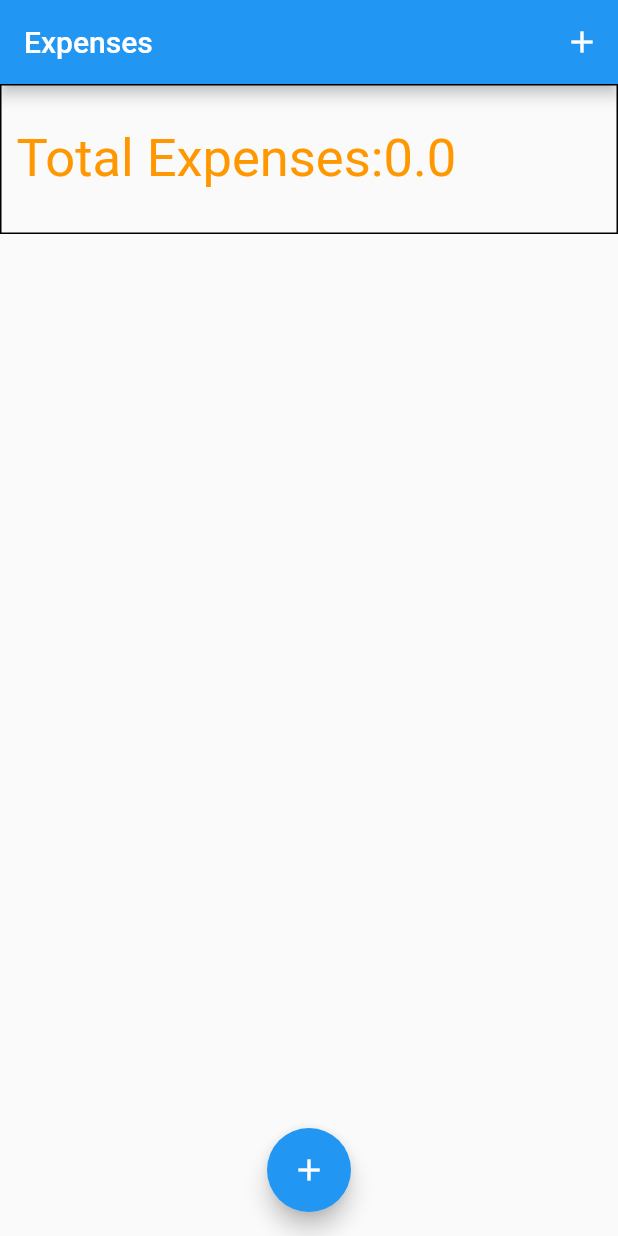
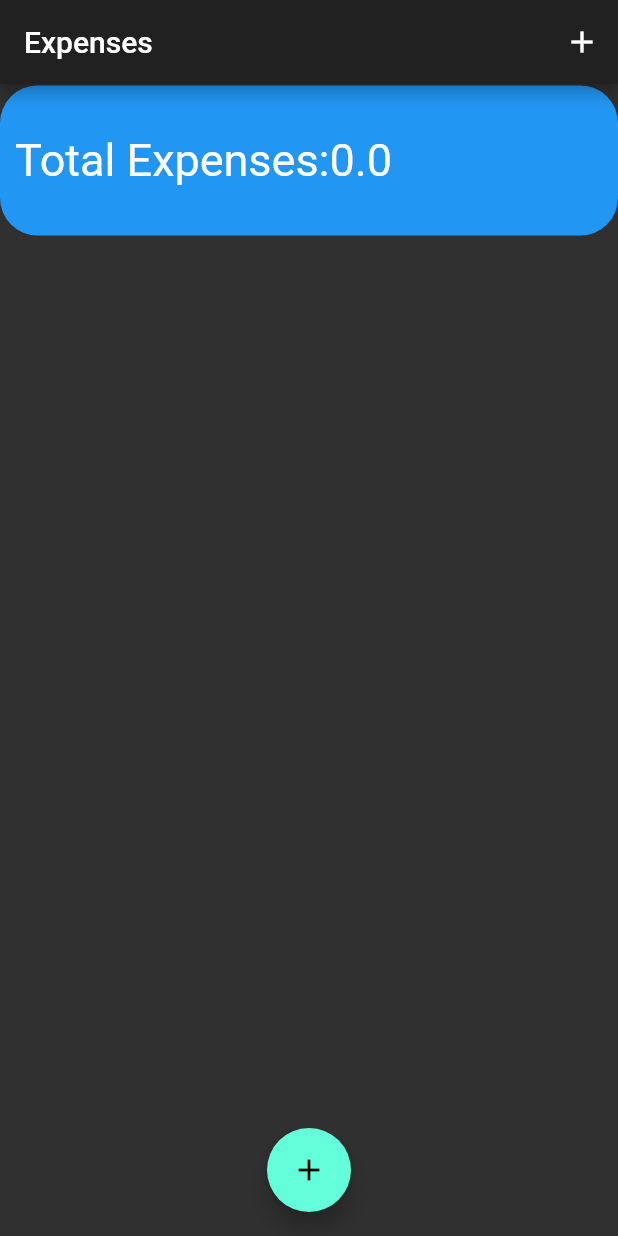
Before and after one commit to dhruvrawat777/Personal_expenses_app, a Flutter app: the screen it shows after launch, on a phone screen of 412 x 824 dp. Run offline on Flutter 3.47's test engine with Material 2 defaults, Android fonts, the phone set to English and light mode, and no system bars.

Commit message:
added dark mode and styles

```diff
--- a/lib/main.dart
+++ b/lib/main.dart
@@ -14,6 +14,7 @@ class MyApp extends StatelessWidget {
         return TransactionList();
       },
       child: MaterialApp(
+        theme: ThemeData.dark(),
         debugShowCheckedModeBanner: false,
         home: MyHomePage(),
       ),
@@ -36,8 +37,6 @@ class _MyHomePageState extends State<MyHomePage> {
           return TransactionModal();
         });
   }
-
-  Widget fab() {}
 
   @override
   Widget build(BuildContext context) {
--- a/lib/ui/Transactions.dart
+++ b/lib/ui/Transactions.dart
@@ -24,23 +24,34 @@ class Transactions extends StatelessWidget {
     return Column(
       children: [
         Container(
+          width: double.infinity,
           decoration: BoxDecoration(
-            border: Border.all(color: Colors.black),
+            color: Colors.blue,
+            borderRadius: BorderRadius.circular(25),
+            /* BorderRadius.only(
+              bottomLeft: Radius.circular(25),
+              bottomRight: Radius.circular(25), */
           ),
-          width: double.infinity,
           alignment: Alignment.centerLeft,
-          padding: EdgeInsets.only(left: 10),
+          margin: EdgeInsets.only(top: 1),
+          padding: EdgeInsets.fromLTRB(10, 0, 0, 0),
           height: 100,
           child: Text(
             'Total Expenses:' + getexpense(context).toString(),
             style: TextStyle(
-              color: Colors.orange,
-              fontSize: 35,
+              color: Colors.white,
+              fontSize: 30,
             ),
           ),
         ),
         Expanded(
           //height: MediaQuery.of(context).size.height - 50,
+          child: Container(
+            decoration: BoxDecoration(
+                //color: Colors.lime,
+                //border: Border.all(color: Colors.black),
+                // borderRadius: BorderRadius.circular(25),
+                ),
             child: ListView.separated(
               separatorBuilder: (ctx, index) {
                 return Divider(
@@ -55,15 +66,18 @@ class Transactions extends StatelessWidget {
                   child: ListTile(
                     leading: Icon(
                       Icons.account_box,
-                    color: Colors.amber,
+                      color: Colors.blue,
                       size: 80,
                     ),
                     title: Container(
                       padding: EdgeInsets.fromLTRB(0, 10, 0, 0),
+                      decoration: BoxDecoration(
+                        borderRadius: BorderRadius.circular(25),
+                      ),
                       child: Text(
                         transactionlist[index].title,
                         style: TextStyle(
-                        fontSize: 35,
+                          fontSize: 25,
                         ),
                       ),
                     ),
@@ -90,6 +104,7 @@ class Transactions extends StatelessWidget {
               itemCount: transactionlist.length,
             ),
           ),
+        ),
       ],
     );
   }
```
Lines whose indentation alone changed are shown as unchanged.
